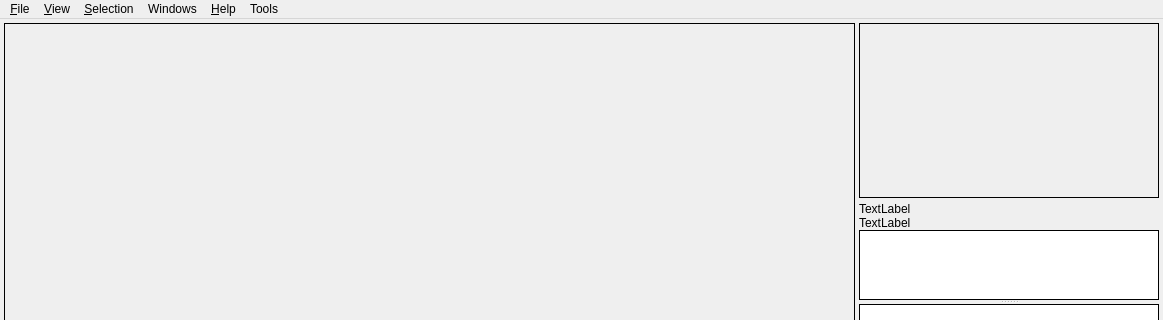
Old version of the form src/saisieQT/ui/saisieQT_window.ui in the repository micmacIGN/micmac; both pictures show x 0 to 1163 and y 0 to 320 of the 1163 by 745 pixel window.
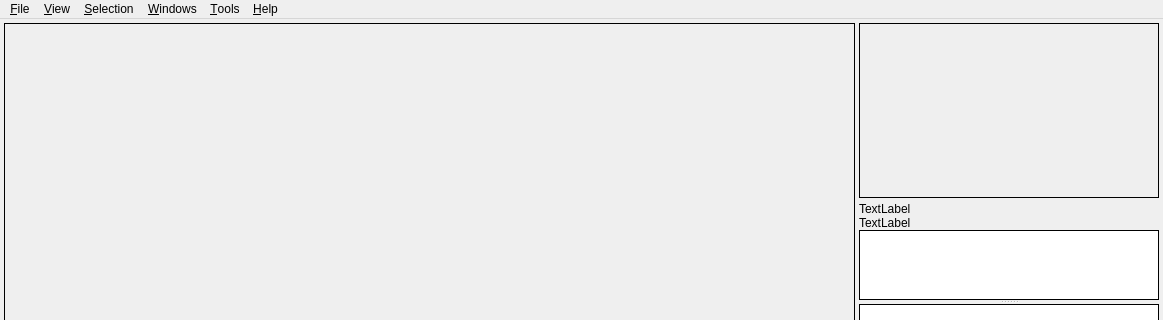
New version of the form. Icons and pictures are not drawn.

Commit message: SaisieQT : ui et traduction

```diff
--- a/src/saisieQT/ui/saisieQT_window.ui
+++ b/src/saisieQT/ui/saisieQT_window.ui
@@ -418,7 +418,7 @@
      <x>0</x>
      <y>0</y>
      <width>1163</width>
-     <height>25</height>
+     <height>20</height>
     </rect>
    </property>
    <property name="mouseTracking">
@@ -528,13 +528,13 @@
      <bool>true</bool>
     </property>
     <property name="title">
-     <string>Tools</string>
+     <string>&amp;Tools</string>
     </property>
     <addaction name="actionRule"/>
    </widget>
    <widget class="QMenu" name="menuWindows">
     <property name="title">
-     <string>Windows</string>
+     <string>&amp;Windows</string>
     </property>
     <addaction name="actionShow_Zoom_window"/>
     <addaction name="actionShow_3D_view"/>
@@ -544,8 +544,8 @@
    <addaction name="menuView"/>
    <addaction name="menuSelection"/>
    <addaction name="menuWindows"/>
-   <addaction name="menuHelp"/>
    <addaction name="menuTools"/>
+   <addaction name="menuHelp"/>
   </widget>
   <action name="actionFullScreen">
    <property name="checkable">
```
Left out of the diff: 2 changed lines with no effect on the pictures. The commit also changes 5 other files.
